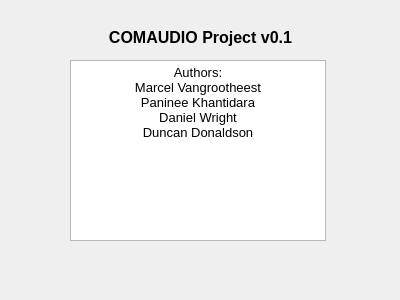
First picture: the form in src/application/aboutwindow.ui, repository mvan/4985Final, before the edit.
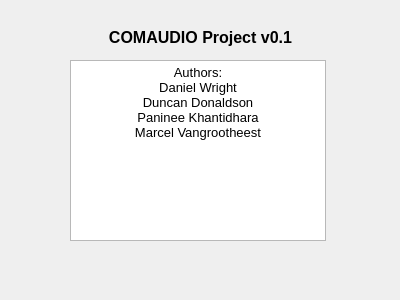
Second picture: the form after the edit.

```diff
--- a/src/application/aboutwindow.ui
+++ b/src/application/aboutwindow.ui
@@ -13,6 +13,9 @@
   <property name="windowTitle">
    <string>About</string>
   </property>
+  <property name="styleSheet">
+   <string notr="true"/>
+  </property>
   <widget class="QLabel" name="aboutHdr">
    <property name="geometry">
     <rect>
@@ -48,10 +51,10 @@
 p, li { white-space: pre-wrap; }
 &lt;/style&gt;&lt;/head&gt;&lt;body style=&quot; font-family:'MS Shell Dlg 2'; font-size:8.25pt; font-weight:400; font-style:normal;&quot;&gt;
 &lt;p align=&quot;center&quot; style=&quot; margin-top:0px; margin-bottom:0px; margin-left:0px; margin-right:0px; -qt-block-indent:0; text-indent:0px;&quot;&gt;&lt;span style=&quot; font-size:10pt;&quot;&gt;Authors:&lt;/span&gt;&lt;/p&gt;
-&lt;p align=&quot;center&quot; style=&quot; margin-top:0px; margin-bottom:0px; margin-left:0px; margin-right:0px; -qt-block-indent:0; text-indent:0px;&quot;&gt;&lt;span style=&quot; font-size:10pt;&quot;&gt;Marcel Vangrootheest&lt;/span&gt;&lt;/p&gt;
-&lt;p align=&quot;center&quot; style=&quot; margin-top:0px; margin-bottom:0px; margin-left:0px; margin-right:0px; -qt-block-indent:0; text-indent:0px;&quot;&gt;&lt;span style=&quot; font-size:10pt;&quot;&gt;Paninee Khantidara&lt;/span&gt;&lt;/p&gt;
 &lt;p align=&quot;center&quot; style=&quot; margin-top:0px; margin-bottom:0px; margin-left:0px; margin-right:0px; -qt-block-indent:0; text-indent:0px;&quot;&gt;&lt;span style=&quot; font-size:10pt;&quot;&gt;Daniel Wright&lt;/span&gt;&lt;/p&gt;
-&lt;p align=&quot;center&quot; style=&quot; margin-top:0px; margin-bottom:0px; margin-left:0px; margin-right:0px; -qt-block-indent:0; text-indent:0px;&quot;&gt;&lt;span style=&quot; font-size:10pt;&quot;&gt;Duncan Donaldson&lt;/span&gt;&lt;/p&gt;&lt;/body&gt;&lt;/html&gt;</string>
+&lt;p align=&quot;center&quot; style=&quot; margin-top:0px; margin-bottom:0px; margin-left:0px; margin-right:0px; -qt-block-indent:0; text-indent:0px;&quot;&gt;&lt;span style=&quot; font-size:10pt;&quot;&gt;Duncan Donaldson&lt;/span&gt;&lt;/p&gt;
+&lt;p align=&quot;center&quot; style=&quot; margin-top:0px; margin-bottom:0px; margin-left:0px; margin-right:0px; -qt-block-indent:0; text-indent:0px;&quot;&gt;&lt;span style=&quot; font-size:10pt;&quot;&gt;Paninee Khantidhara&lt;/span&gt;&lt;/p&gt;
+&lt;p align=&quot;center&quot; style=&quot; margin-top:0px; margin-bottom:0px; margin-left:0px; margin-right:0px; -qt-block-indent:0; text-indent:0px;&quot;&gt;&lt;span style=&quot; font-size:10pt;&quot;&gt;Marcel Vangrootheest&lt;/span&gt;&lt;/p&gt;&lt;/body&gt;&lt;/html&gt;</string>
    </property>
    <property name="textInteractionFlags">
     <set>Qt::LinksAccessibleByKeyboard|Qt::LinksAccessibleByMouse</set>
```
